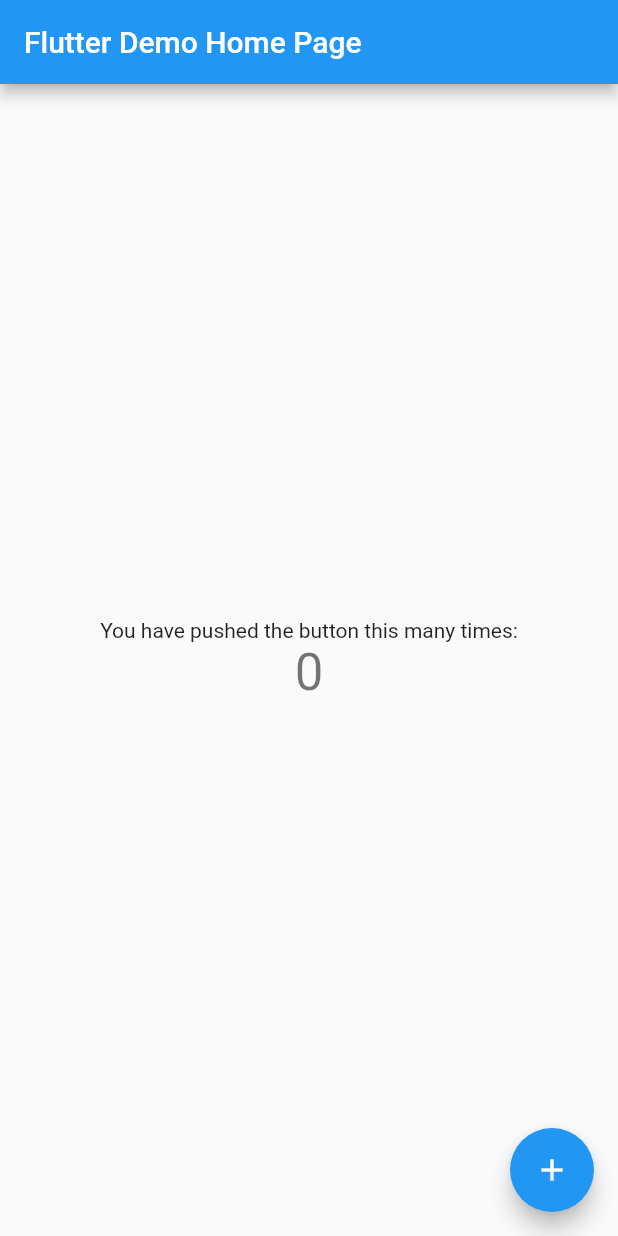
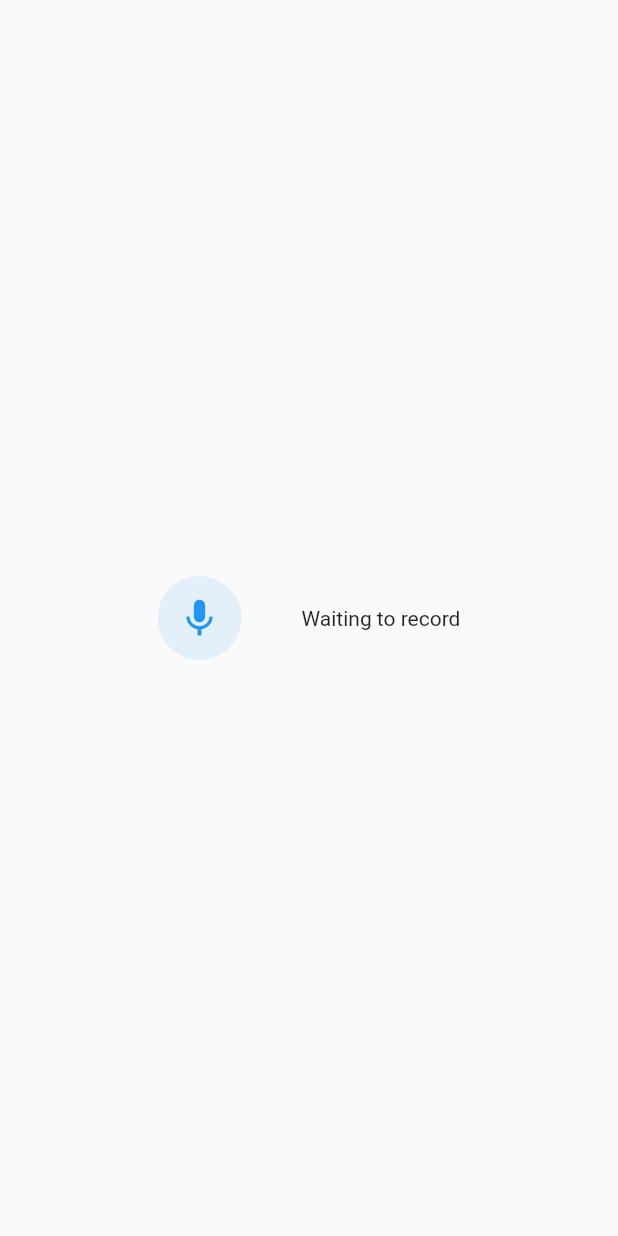
Before and after one commit to suvakanta1808/vrecorder, a Flutter app: the screen it shows after launch, on a phone screen of 412 x 824 dp. Run offline on Flutter 3.47's test engine with Material 2 defaults, Android fonts, the phone set to English and light mode, and no system bars; missing offline and left inert: record; statements that could not run were skipped.

Commit message:
add audio recorder

```diff
--- /dev/null
+++ b/lib/audio_recorder.dart
@@ -0,0 +1,221 @@
+import 'dart:async';
+import 'dart:io';
+
+import 'package:flutter/foundation.dart';
+import 'package:flutter/material.dart';
+import 'package:record/record.dart';
+
+class AudioRecorder extends StatefulWidget {
+  final void Function(String path) onStop;
+
+  const AudioRecorder({Key? key, required this.onStop}) : super(key: key);
+
+  @override
+  _AudioRecorderState createState() => _AudioRecorderState();
+}
+
+class _AudioRecorderState extends State<AudioRecorder> {
+  int _recordDuration = 0;
+  Timer? _timer;
+  final _audioRecorder = Record();
+  StreamSubscription<RecordState>? _recordSub;
+  RecordState _recordState = RecordState.stop;
+  StreamSubscription<Amplitude>? _amplitudeSub;
+  Amplitude? _amplitude;
+
+  @override
+  void initState() {
+    _recordSub = _audioRecorder.onStateChanged().listen((recordState) {
+      setState(() => _recordState = recordState);
+    });
+
+    _amplitudeSub = _audioRecorder
+        .onAmplitudeChanged(const Duration(milliseconds: 300))
+        .listen((amp) => setState(() => _amplitude = amp));
+
+    super.initState();
+  }
+
+  Future<void> _start() async {
+    try {
+      if (await _audioRecorder.hasPermission()) {
+        // We don't do anything with this but printing
+        final isSupported = await _audioRecorder.isEncoderSupported(
+          AudioEncoder.aacLc,
+        );
+        if (kDebugMode) {
+          print('${AudioEncoder.aacLc.name} supported: $isSupported');
+        }
+
+        // final devs = await _audioRecorder.listInputDevices();
+        // final isRecording = await _audioRecorder.isRecording();
+
+        var timestamp = DateTime.now().toIso8601String();
+        var audioPath = '/storage/emulated/0/vrecorder/$timestamp.mp3';
+
+        Directory directory = Directory('/storage/emulated/0/vrecorder');
+        if (!directory.existsSync()) {
+          directory.createSync();
+        }
+
+        await _audioRecorder.start(path: audioPath);
+        _recordDuration = 0;
+
+        _startTimer();
+      }
+    } catch (e) {
+      if (kDebugMode) {
+        print(e);
+      }
+    }
+  }
+
+  Future<void> _stop() async {
+    _timer?.cancel();
+    _recordDuration = 0;
+
+    final path = await _audioRecorder.stop();
+
+    if (path != null) {
+      widget.onStop(path);
+    }
+  }
+
+  Future<void> _pause() async {
+    _timer?.cancel();
+    await _audioRecorder.pause();
+  }
+
+  Future<void> _resume() async {
+    _startTimer();
+    await _audioRecorder.resume();
+  }
+
+  @override
+  Widget build(BuildContext context) {
+    return MaterialApp(
+      home: Scaffold(
+        body: Column(
+          mainAxisAlignment: MainAxisAlignment.center,
+          children: [
+            Row(
+              mainAxisAlignment: MainAxisAlignment.center,
+              children: <Widget>[
+                _buildRecordStopControl(),
+                const SizedBox(width: 20),
+                _buildPauseResumeControl(),
+                const SizedBox(width: 20),
+                _buildText(),
+              ],
+            ),
+            if (_amplitude != null) ...[
+              const SizedBox(height: 40),
+              Text('Current: ${_amplitude?.current ?? 0.0}'),
+              Text('Max: ${_amplitude?.max ?? 0.0}'),
+            ],
+          ],
+        ),
+      ),
+    );
+  }
+
+  @override
+  void dispose() {
+    _timer?.cancel();
+    _recordSub?.cancel();
+    _amplitudeSub?.cancel();
+    _audioRecorder.dispose();
+    super.dispose();
+  }
+
+  Widget _buildRecordStopControl() {
+    late Icon icon;
+    late Color color;
+
+    if (_recordState != RecordState.stop) {
+      icon = const Icon(Icons.stop, color: Colors.red, size: 30);
+      color = Colors.red.withOpacity(0.1);
+    } else {
+      final theme = Theme.of(context);
+      icon = Icon(Icons.mic, color: theme.primaryColor, size: 30);
+      color = theme.primaryColor.withOpacity(0.1);
+    }
+
+    return ClipOval(
+      child: Material(
+        color: color,
+        child: InkWell(
+          child: SizedBox(width: 56, height: 56, child: icon),
+          onTap: () {
+            (_recordState != RecordState.stop) ? _stop() : _start();
+          },
+        ),
+      ),
+    );
+  }
+
+  Widget _buildPauseResumeControl() {
+    if (_recordState == RecordState.stop) {
+      return const SizedBox.shrink();
+    }
+
+    late Icon icon;
+    late Color color;
+
+    if (_recordState == RecordState.record) {
+      icon = const Icon(Icons.pause, color: Colors.red, size: 30);
+      color = Colors.red.withOpacity(0.1);
+    } else {
+      final theme = Theme.of(context);
+      icon = const Icon(Icons.play_arrow, color: Colors.red, size: 30);
+      color = theme.primaryColor.withOpacity(0.1);
+    }
+
+    return ClipOval(
+      child: Material(
+        color: color,
+        child: InkWell(
+          child: SizedBox(width: 56, height: 56, child: icon),
+          onTap: () {
+            (_recordState == RecordState.pause) ? _resume() : _pause();
+          },
+        ),
+      ),
+    );
+  }
+
+  Widget _buildText() {
+    if (_recordState != RecordState.stop) {
+      return _buildTimer();
+    }
+
+    return const Text("Waiting to record");
+  }
+
+  Widget _buildTimer() {
+    final String minutes = _formatNumber(_recordDuration ~/ 60);
+    final String seconds = _formatNumber(_recordDuration % 60);
+
+    return Text(
+      '$minutes : $seconds',
+      style: const TextStyle(color: Colors.red),
+    );
+  }
+
+  String _formatNumber(int number) {
+    String numberStr = number.toString();
+    if (number < 10) {
+      numberStr = '0$numberStr';
+    }
+
+    return numberStr;
+  }
+
+  void _startTimer() {
+    _timer?.cancel();
+
+    _timer = Timer.periodic(const Duration(seconds: 1), (Timer t) {
+      setState(() => _recordDuration++);
+    });
+  }
+}
--- a/lib/main.dart
+++ b/lib/main.dart
@@ -1,115 +1,55 @@
+import 'package:flutter/foundation.dart';
 import 'package:flutter/material.dart';
+import 'package:vrecorder/audio_recorder.dart';
 
-void main() {
-  runApp(const MyApp());
+// import 'package:record_example/audio_player.dart';
+
+void main() => runApp(const MyApp());
+
+class MyApp extends StatefulWidget {
+  const MyApp({Key? key}) : super(key: key);
+
+  @override
+  _MyAppState createState() => _MyAppState();
 }
 
-class MyApp extends StatelessWidget {
-  const MyApp({super.key});
-
-  // This widget is the root of your application.
-  @override
-  Widget build(BuildContext context) {
-    return MaterialApp(
-      title: 'Flutter Demo',
-      theme: ThemeData(
-        // This is the theme of your application.
-        //
-        // Try running your application with "flutter run". You'll see the
-        // application has a blue toolbar. Then, without quitting the app, try
-        // changing the primarySwatch below to Colors.green and then invoke
-        // "hot reload" (press "r" in the console where you ran "flutter run",
-        // or simply save your changes to "hot reload" in a Flutter IDE).
-        // Notice that the counter didn't reset back to zero; the application
-        // is not restarted.
-        primarySwatch: Colors.blue,
-      ),
-      home: const MyHomePage(title: 'Flutter Demo Home Page'),
-    );
-  }
-}
-
-class MyHomePage extends StatefulWidget {
-  const MyHomePage({super.key, required this.title});
-
-  // This widget is the home page of your application. It is stateful, meaning
-  // that it has a State object (defined below) that contains fields that affect
-  // how it looks.
-
-  // This class is the configuration for the state. It holds the values (in this
-  // case the title) provided by the parent (in this case the App widget) and
-  // used by the build method of the State. Fields in a Widget subclass are
-  // always marked "final".
-
-  final String title;
+class _MyAppState extends State<MyApp> {
+  bool showPlayer = false;
+  String? audioPath;
 
   @override
-  State<MyHomePage> createState() => _MyHomePageState();
-}
-
-class _MyHomePageState extends State<MyHomePage> {
-  int _counter = 0;
-
-  void _incrementCounter() {
-    setState(() {
-      // This call to setState tells the Flutter framework that something has
-      // changed in this State, which causes it to rerun the build method below
-      // so that the display can reflect the updated values. If we changed
-      // _counter without calling setState(), then the build method would not be
-      // called again, and so nothing would appear to happen.
-      _counter++;
-    });
+  void initState() {
+    showPlayer = false;
+    super.initState();
   }
 
   @override
   Widget build(BuildContext context) {
-    // This method is rerun every time setState is called, for instance as done
-    // by the _incrementCounter method above.
-    //
-    // The Flutter framework has been optimized to make rerunning build methods
-    // fast, so that you can just rebuild anything that needs updating rather
-    // than having to individually change instances of widgets.
-    return Scaffold(
-      appBar: AppBar(
-        // Here we take the value from the MyHomePage object that was created by
-        // the App.build method, and use it to set our appbar title.
-        title: Text(widget.title),
-      ),
-      body: Center(
-        // Center is a layout widget. It takes a single child and positions it
-        // in the middle of the parent.
-        child: Column(
-          // Column is also a layout widget. It takes a list of children and
-          // arranges them vertically. By default, it sizes itself to fit its
-          // children horizontally, and tries to be as tall as its parent.
-          //
-          // Invoke "debug painting" (press "p" in the console, choose the
-          // "Toggle Debug Paint" action from the Flutter Inspector in Android
-          // Studio, or the "Toggle Debug Paint" command in Visual Studio Code)
-          // to see the wireframe for each widget.
-          //
-          // Column has various properties to control how it sizes itself and
-          // how it positions its children. Here we use mainAxisAlignment to
-          // center the children vertically; the main axis here is the vertical
-          // axis because Columns are vertical (the cross axis would be
-          // horizontal).
-          mainAxisAlignment: MainAxisAlignment.center,
-          children: <Widget>[
-            const Text(
-              'You have pushed the button this many times:',
-            ),
-            Text(
-              '$_counter',
-              style: Theme.of(context).textTheme.headline4,
-            ),
-          ],
+    return MaterialApp(
+      home: Scaffold(
+        body: Center(
+          child: showPlayer
+              ? const Padding(
+                  padding: EdgeInsets.symmetric(horizontal: 25),
+                  child: Text('Audio Player'),
+                  // AudioPlayer(
+                  //   source: audioPath!,
+                  //   onDelete: () {
+                  //     setState(() => showPlayer = false);
+                  //   },
+                  // ),
+                )
+              : AudioRecorder(
+                  onStop: (path) {
+                    if (kDebugMode) print('Recorded file path: $path');
+                    setState(() {
+                      audioPath = path;
+                      showPlayer = true;
+                    });
+                  },
+                ),
         ),
       ),
-      floatingActionButton: FloatingActionButton(
-        onPressed: _incrementCounter,
-        tooltip: 'Increment',
-        child: const Icon(Icons.add),
-      ), // This trailing comma makes auto-formatting nicer for build methods.
     );
   }
 }
```
Also changed, not shown: pubspec.yaml (+4 -12 lines), lib/demo_page.dart (added), pubspec.lock, 7 other files.
